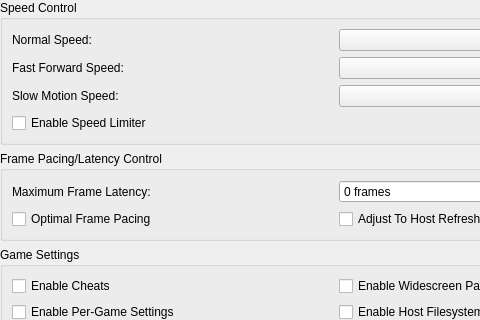
The window that pcsx2-qt/Settings/EmulationSettingsWidget.ui (PCSX2/pcsx2) describes before a commit, drawn with Qt 5; both pictures show x 0 to 480 and y 0 to 320 of the 672 by 518 pixel window.
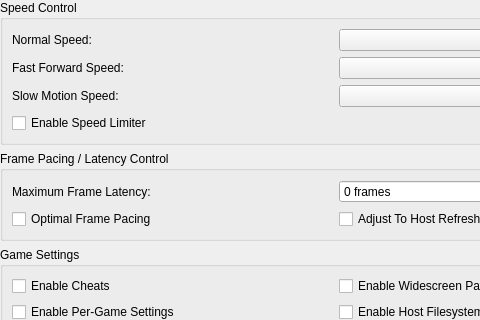
The same window after the commit.

Commit message:
Qt: Resize Windows + Change Framerate Presets + Lower OSD time
The main window will now correctly display the full Toolbar. Interface Settings will not go out of bounds. The OSD message for cheats and patches has been changed and the overall timing of the static (not dynamic) OSD messages are now 5 seconds instead of 10 seconds which is pretty long. Tested on 1920 x 1080 + 2560 x 1080 on 125% and 150% DPI scaling.

The edit to the form file:
```diff
--- a/pcsx2-qt/Settings/EmulationSettingsWidget.ui
+++ b/pcsx2-qt/Settings/EmulationSettingsWidget.ui
@@ -75,7 +75,7 @@
    <item>
     <widget class="QGroupBox" name="basicGroupBox">
      <property name="title">
-      <string>Frame Pacing/Latency Control</string>
+      <string>Frame Pacing / Latency Control</string>
      </property>
      <layout class="QGridLayout" name="gridLayout_2">
       <item row="0" column="1">
```
The commit also changes 7 other files.
